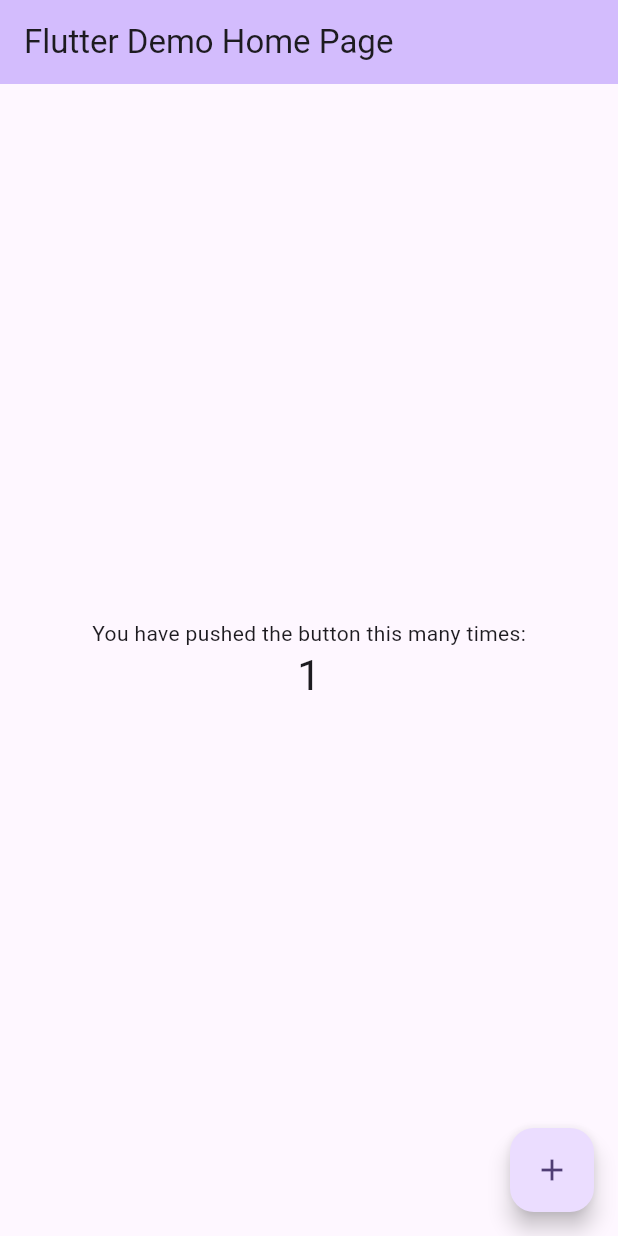
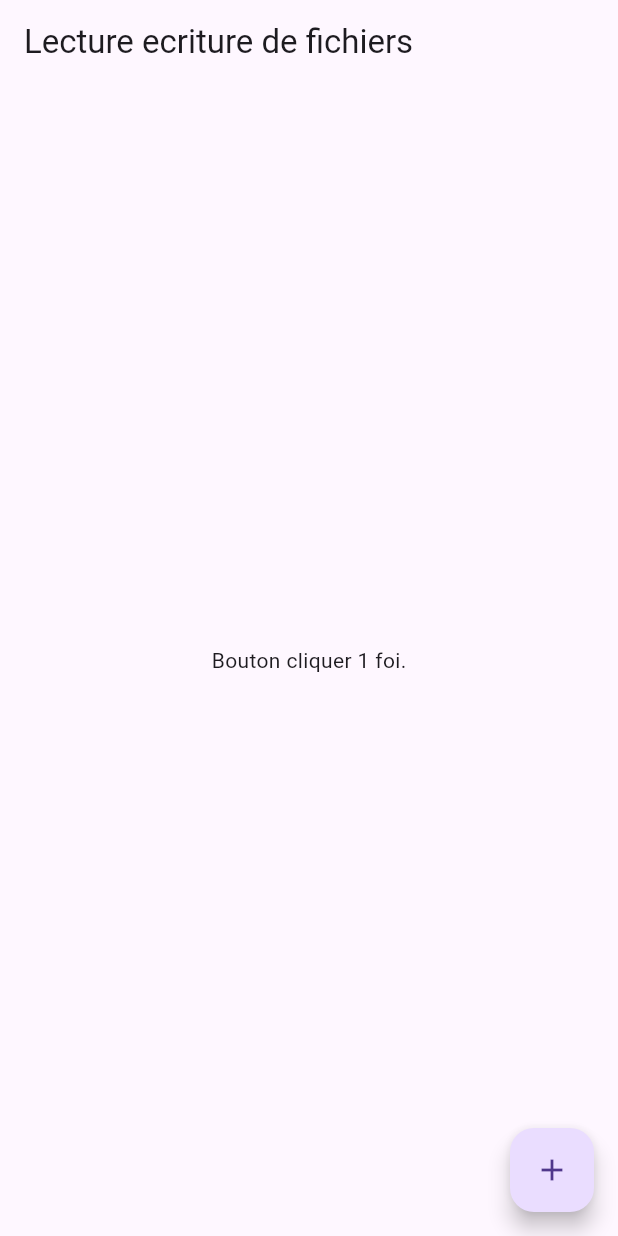
Before and after one commit to borisLight/flutter_ynov_write_files, a Flutter app: the screen it shows after launch, after a tap on the "add" icon, on a phone screen of 412 x 824 dp. Run offline on Flutter 3.47's test engine with Material 3 defaults, Android fonts, the light colour scheme and no system bars.

Commit message:
Code complet

```diff
--- /dev/null
+++ b/lib/counter_storage.dart
@@ -0,0 +1,40 @@
+
+import 'dart:io';
+
+import 'package:path_provider/path_provider.dart';
+
+class CounterStorage {
+
+
+  Future<String> get _localPath async {
+    final directory = await getApplicationDocumentsDirectory();
+    return directory.path;
+  }
+
+  Future<File> get _localFile async {
+    final path = await _localPath;
+    return File("$path/counter.txt");
+  }
+
+  Future<int> readCounter() async {
+    try {
+      final file = await _localFile;
+
+      // Lecture du fichier
+      final contents = await file.readAsString();
+      return int.parse(contents);
+    } catch (e){
+      // Retourner 0 en cas d'erreur
+      return 0;
+    }
+  }
+
+  Future <File> writeCounter(int counter) async {
+    final file = await _localFile;
+    // Ecrire le fichier
+    return file.writeAsString('$counter');
+  }
+
+
+
+}
--- /dev/null
+++ b/lib/flutter_file_storage_exemple.dart
@@ -0,0 +1,55 @@
+import 'dart:io';
+
+import 'package:flutter/material.dart';
+import 'package:persistence_write_files/counter_storage.dart';
+
+class FlutterFileStorage extends StatefulWidget {
+  const FlutterFileStorage({super.key, required this.storage});
+
+  final CounterStorage storage;
+
+  @override
+  State<FlutterFileStorage> createState() => _FlutterFileStorageState();
+}
+
+class _FlutterFileStorageState extends State<FlutterFileStorage> {
+
+  int _counter = 0;
+
+  @override
+  void initState() {
+    // TODO: implement initState
+    super.initState();
+    widget.storage.readCounter().then((value) {
+      setState(() {
+        _counter = value;
+      });
+    });
+  }
+
+  Future<File> _incrementCounter(){
+    setState(() {
+      _counter++;
+    });
+    return widget.storage.writeCounter(_counter);
+  }
+
+
+  @override
+  Widget build(BuildContext context) {
+    return Scaffold(
+      appBar: AppBar(
+        title: const Text('Lecture ecriture de fichiers'),
+      ),
+      body: Center(
+        child: Text('Bouton cliquer $_counter foi${_counter == 1 ? '' : 's'}.'),
+      ),
+
+      floatingActionButton: FloatingActionButton(
+        onPressed: _incrementCounter,
+        tooltip: 'Incrementer',
+        child: const Icon(Icons.add),
+      ),
+    );
+  }
+}
--- a/lib/main.dart
+++ b/lib/main.dart
@@ -1,125 +1,10 @@
 import 'package:flutter/material.dart';
+import 'package:persistence_write_files/counter_storage.dart';
+import 'package:persistence_write_files/flutter_file_storage_exemple.dart';
 
 void main() {
-  runApp(const MyApp());
+  runApp(MaterialApp(
+    title: "Lecture ecriture de fichiers",
+    home: FlutterFileStorage(storage: CounterStorage(),),
+  ));
 }
-
-class MyApp extends StatelessWidget {
-  const MyApp({super.key});
-
-  // This widget is the root of your application.
-  @override
-  Widget build(BuildContext context) {
-    return MaterialApp(
-      title: 'Flutter Demo',
-      theme: ThemeData(
-        // This is the theme of your application.
-        //
-        // TRY THIS: Try running your application with "flutter run". You'll see
-        // the application has a purple toolbar. Then, without quitting the app,
-        // try changing the seedColor in the colorScheme below to Colors.green
-        // and then invoke "hot reload" (save your changes or press the "hot
-        // reload" button in a Flutter-supported IDE, or press "r" if you used
-        // the command line to start the app).
-        //
-        // Notice that the counter didn't reset back to zero; the application
-        // state is not lost during the reload. To reset the state, use hot
-        // restart instead.
-        //
-        // This works for code too, not just values: Most code changes can be
-        // tested with just a hot reload.
-        colorScheme: ColorScheme.fromSeed(seedColor: Colors.deepPurple),
-        useMaterial3: true,
-      ),
-      home: const MyHomePage(title: 'Flutter Demo Home Page'),
-    );
-  }
-}
-
-class MyHomePage extends StatefulWidget {
-  const MyHomePage({super.key, required this.title});
-
-  // This widget is the home page of your application. It is stateful, meaning
-  // that it has a State object (defined below) that contains fields that affect
-  // how it looks.
-
-  // This class is the configuration for the state. It holds the values (in this
-  // case the title) provided by the parent (in this case the App widget) and
-  // used by the build method of the State. Fields in a Widget subclass are
-  // always marked "final".
-
-  final String title;
-
-  @override
-  State<MyHomePage> createState() => _MyHomePageState();
-}
-
-class _MyHomePageState extends State<MyHomePage> {
-  int _counter = 0;
-
-  void _incrementCounter() {
-    setState(() {
-      // This call to setState tells the Flutter framework that something has
-      // changed in this State, which causes it to rerun the build method below
-      // so that the display can reflect the updated values. If we changed
-      // _counter without calling setState(), then the build method would not be
-      // called again, and so nothing would appear to happen.
-      _counter++;
-    });
-  }
-
-  @override
-  Widget build(BuildContext context) {
-    // This method is rerun every time setState is called, for instance as done
-    // by the _incrementCounter method above.
-    //
-    // The Flutter framework has been optimized to make rerunning build methods
-    // fast, so that you can just rebuild anything that needs updating rather
-    // than having to individually change instances of widgets.
-    return Scaffold(
-      appBar: AppBar(
-        // TRY THIS: Try changing the color here to a specific color (to
-        // Colors.amber, perhaps?) and trigger a hot reload to see the AppBar
-        // change color while the other colors stay the same.
-        backgroundColor: Theme.of(context).colorScheme.inversePrimary,
-        // Here we take the value from the MyHomePage object that was created by
-        // the App.build method, and use it to set our appbar title.
-        title: Text(widget.title),
-      ),
-      body: Center(
-        // Center is a layout widget. It takes a single child and positions it
-        // in the middle of the parent.
-        child: Column(
-          // Column is also a layout widget. It takes a list of children and
-          // arranges them vertically. By default, it sizes itself to fit its
-          // children horizontally, and tries to be as tall as its parent.
-          //
-          // Column has various properties to control how it sizes itself and
-          // how it positions its children. Here we use mainAxisAlignment to
-          // center the children vertically; the main axis here is the vertical
-          // axis because Columns are vertical (the cross axis would be
-          // horizontal).
-          //
-          // TRY THIS: Invoke "debug painting" (choose the "Toggle Debug Paint"
-          // action in the IDE, or press "p" in the console), to see the
-          // wireframe for each widget.
-          mainAxisAlignment: MainAxisAlignment.center,
-          children: <Widget>[
-            const Text(
-              'You have pushed the button this many times:',
-            ),
-            Text(
-              '$_counter',
-              style: Theme.of(context).textTheme.headlineMedium,
-            ),
-          ],
-        ),
-      ),
-      floatingActionButton: FloatingActionButton(
-        onPressed: _incrementCounter,
-        tooltip: 'Increment',
-        child: const Icon(Icons.add),
-      ), // This trailing comma makes auto-formatting nicer for build methods.
-    );
-  }
-}
--- a/pubspec.yaml
+++ b/pubspec.yaml
@@ -35,6 +35,7 @@ dependencies:
   # The following adds the Cupertino Icons font to your application.
   # Use with the CupertinoIcons class for iOS style icons.
   cupertino_icons: ^1.0.2
+  path_provider: ^2.1.1
 
 dev_dependencies:
   flutter_test:
```
Also changed, not shown: pubspec.lock, 10 other files.
